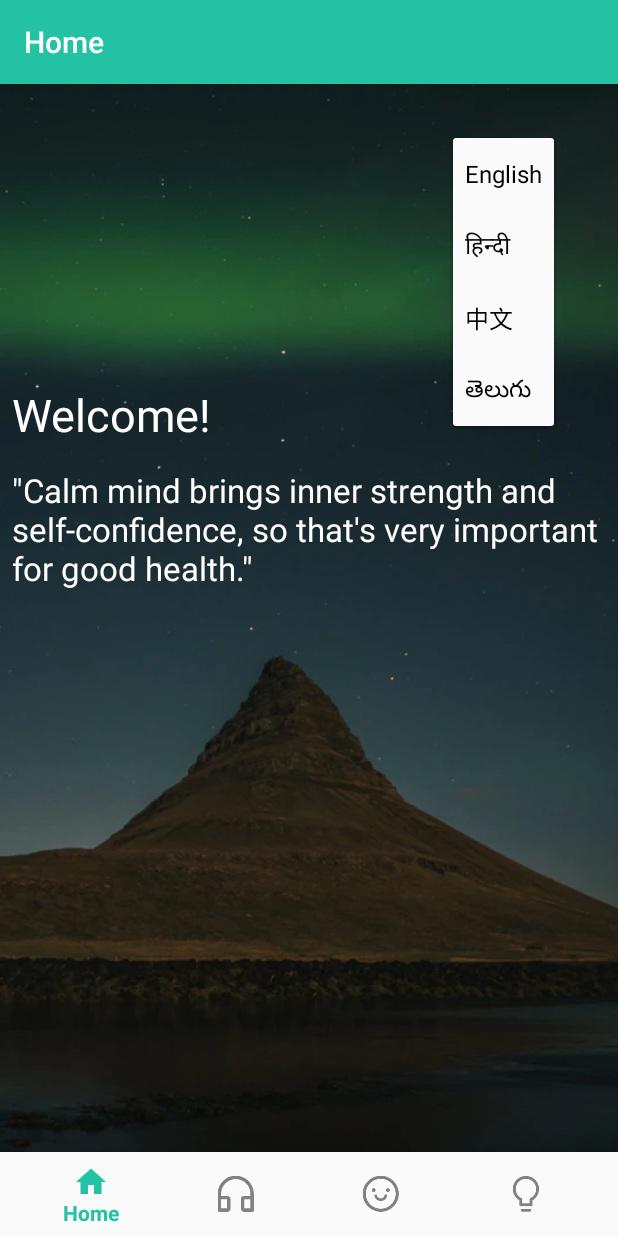
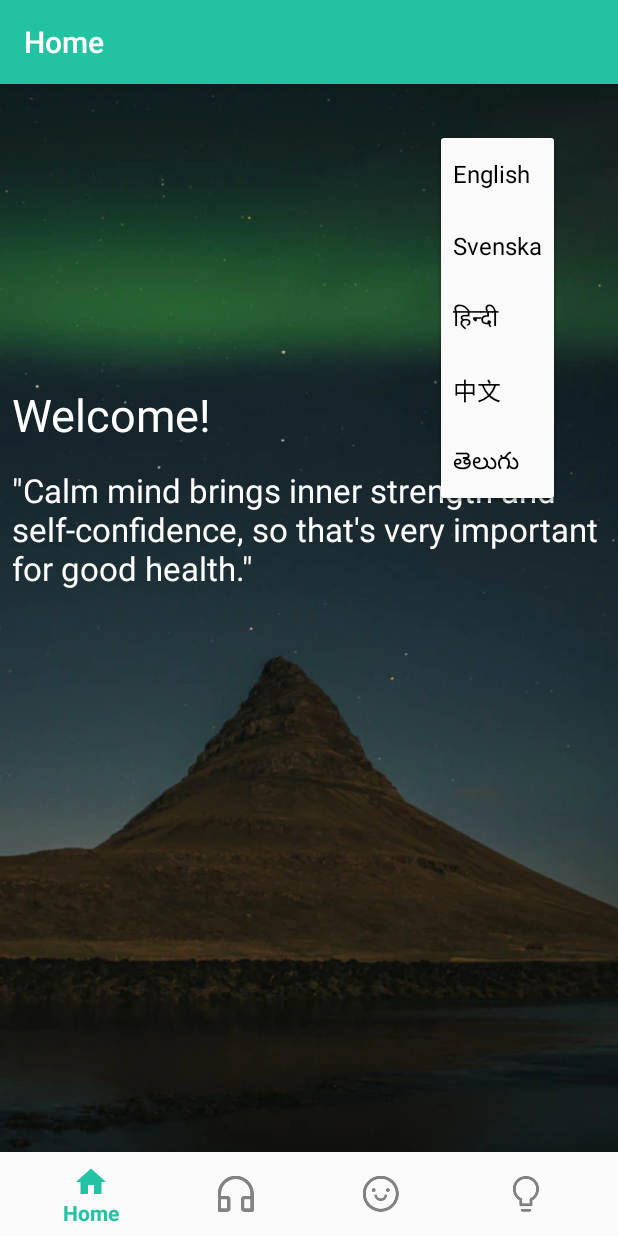
Before and after one commit to zen93/meditation, an Android app: the screen it shows after launch (MainActivity), after a tap on "English", on a phone screen of 412 x 824 dp. Run offline under Robolectric (Android 15) with nearby library versions, the light colour scheme and no system bars; our stand-ins replace navigation-ui.

Commit message:
added swedish option

```diff
--- a/app/src/main/res/values/strings.xml
+++ b/app/src/main/res/values/strings.xml
@@ -6,8 +6,10 @@
     <string name="title_focus">Focus</string>
     <string-array name="languages_array">
         <item>English</item>
+        <item>Svenska</item>
         <item>हिन्दी</item>
         <item>中文</item>
         <item>తెలుగు</item>
+
     </string-array>
 </resources>
```
Also changed, not shown: 1 other file.
